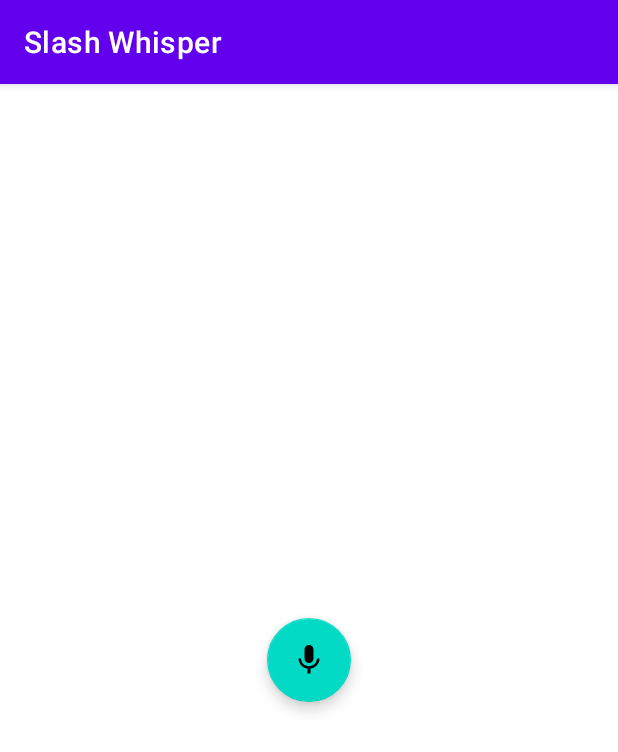
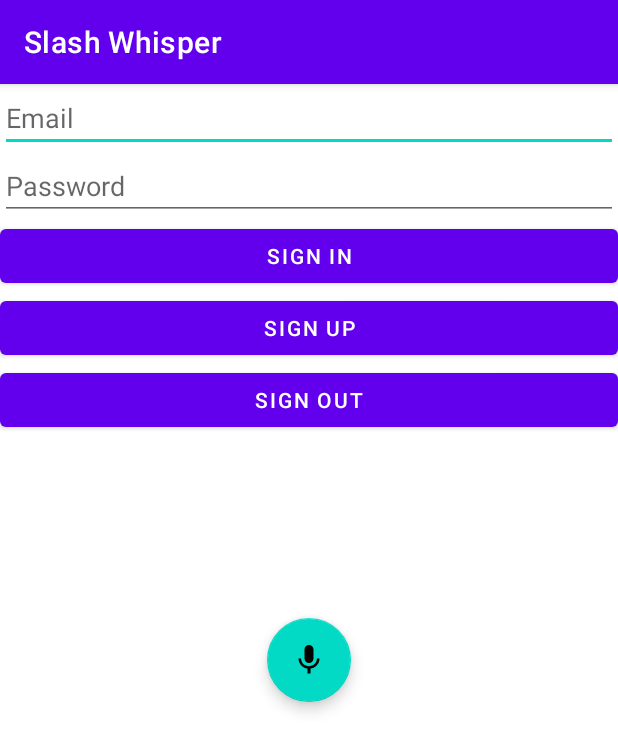
Before and after one commit to Novascone/Slash-Whisper, an Android app: the screen it shows after launch (MainActivity), on a phone screen of 412 x 824 dp. Shown: the top 752 px of the screen. Run offline under Robolectric (Android 15) with nearby library versions, the phone set to English and light mode, and no system bars; our stand-ins replace Firebase (no records; nobody signed in at launch, a user with empty details on screens opened directly).

```diff
--- a/API/src/main/java/com/warrennovasconeslashwhisper/api/viewmodels/UserViewModel.java
+++ b/API/src/main/java/com/warrennovasconeslashwhisper/api/viewmodels/UserViewModel.java
@@ -15,14 +15,14 @@ import com.google.firebase.auth.FirebaseUser;
 public class UserViewModel extends ViewModel {
     FirebaseAuth auth;
     MutableLiveData<User> user = new MutableLiveData<>();
-       // MutableLiveData<RuntimeException> loginError = new MutableLiveData<>();
+    MutableLiveData<RuntimeException> loginError = new MutableLiveData<>();
     public UserViewModel() {
         this.auth = FirebaseAuth.getInstance();
         this.auth.addAuthStateListener(new FirebaseAuth.AuthStateListener() {
             @Override
             public void onAuthStateChanged(@NonNull FirebaseAuth firebaseAuth) {
                 FirebaseUser fbUser = auth.getCurrentUser();
-                //loginError.setValue(null);
+                loginError.setValue(null);
                 if (fbUser == null) {
                     user.setValue(null);
                 } else {
@@ -37,16 +37,15 @@ public class UserViewModel extends ViewModel {
     }
 
     public void signUp(String email, String password) {
-        auth.createUserWithEmailAndPassword(email, password);
-//                .addOnCompleteListener(new OnCompleteListener<AuthResult>() {
-//            @Override
-//            public void onComplete(@NonNull Task<AuthResult> task) {
-//                AuthResult result = task.getResult();
-//                if (result.getUser() == null) {
-//                    loginError.setValue(new RuntimeException("Signup failed"));
-//                }
-//            }
-//        });
+        auth.createUserWithEmailAndPassword(email, password).addOnCompleteListener(new OnCompleteListener<AuthResult>() {
+            @Override
+            public void onComplete(@NonNull Task<AuthResult> task) {
+                AuthResult result = task.getResult();
+                if (result.getUser() == null) {
+                    loginError.setValue(new RuntimeException("Signup failed"));
+                }
+            }
+        });
     }
 
     public void signIn(String email, String password) {
--- a/Slash-Whisper-Phone/src/main/java/com/warrennovasconeslashwhisper/phoneapp/MainActivity.java
+++ b/Slash-Whisper-Phone/src/main/java/com/warrennovasconeslashwhisper/phoneapp/MainActivity.java
@@ -1,6 +1,7 @@
 package com.warrennovasconeslashwhisper.phoneapp;
 
 import androidx.appcompat.app.AppCompatActivity;
+import androidx.lifecycle.ViewModelProvider;
 
 import android.Manifest;
 import android.content.Intent;
@@ -9,8 +10,11 @@ import android.speech.RecognitionListener;
 import android.speech.RecognizerIntent;
 import android.speech.SpeechRecognizer;
 import android.speech.tts.TextToSpeech;
+import android.widget.Button;
+import android.widget.EditText;
 
 import com.warrennovasconeslashwhisper.api.Verify;
+import com.warrennovasconeslashwhisper.api.viewmodels.UserViewModel;
 
 import java.util.ArrayList;
 import java.util.Locale;
@@ -19,11 +23,31 @@ public class MainActivity extends AppCompatActivity {
     public static final int RECORD_CODE = 1;
     private boolean talking = false;
 //    TextToSpeech textSpeech;
+    UserViewModel viewModel;
 
     @Override
     protected void onCreate(Bundle savedInstanceState) {
         super.onCreate(savedInstanceState);
         setContentView(R.layout.activity_main);
+        viewModel = new ViewModelProvider(this).get(UserViewModel.class);
+        EditText email = findViewById(R.id.email);
+        EditText password = findViewById(R.id.password);
+        Button signIn = findViewById(R.id.signIn);
+        Button signUp = findViewById(R.id.signUp);
+
+        signIn.setOnClickListener((view) -> {
+            viewModel.signIn(
+                    email.getText().toString(),
+                    password.getText().toString()
+            );
+        });
+
+        signUp.setOnClickListener((view) -> {
+            viewModel.signUp(
+                    email.getText().toString(),
+                    password.getText().toString()
+            );
+        });
         Verify.verifyPhoneApp();
         requestPermissions(new String[]{Manifest.permission.RECORD_AUDIO},RECORD_CODE);
 //        textSpeech = new TextToSpeech(this, new TextToSpeech.OnInitListener() {
@@ -102,6 +126,14 @@ public class MainActivity extends AppCompatActivity {
         });
 
     }
+    @Override
+    protected void onStart(){
+        super.onStart();
+        viewModel.getUser().observe(this, (user) -> {
+            System.out.println("MY USER");
+            System.out.println(user);
+        });
+    }
 
 
 }
--- a/Slash-Whisper-Phone/src/main/res/layout/activity_main.xml
+++ b/Slash-Whisper-Phone/src/main/res/layout/activity_main.xml
@@ -16,4 +16,45 @@
         app:layout_constraintTop_toTopOf="parent"
         app:srcCompat="@drawable/ic_baseline_mic_24" />
 
+    <LinearLayout
+        android:layout_width="match_parent"
+        android:layout_height="match_parent"
+        android:orientation="vertical">
+
+        <EditText
+            android:id="@+id/email"
+            android:layout_width="match_parent"
+            android:layout_height="wrap_content"
+            android:ems="10"
+            android:hint="Email"
+            android:inputType="textEmailAddress" />
+
+        <EditText
+            android:id="@+id/password"
+            android:layout_width="match_parent"
+            android:layout_height="wrap_content"
+            android:ems="10"
+            android:hint="Password"
+            android:inputType="textPassword" />
+
+        <Button
+            android:id="@+id/signIn"
+            android:layout_width="match_parent"
+            android:layout_height="wrap_content"
+            android:text="Sign In" />
+
+        <Button
+            android:id="@+id/signUp"
+            android:layout_width="match_parent"
+            android:layout_height="wrap_content"
+            android:text="Sign Up" />
+
+        <Button
+            android:id="@+id/signOut"
+            android:layout_width="match_parent"
+            android:layout_height="wrap_content"
+            android:text="Sign Out" />
+
+    </LinearLayout>
+
 </androidx.constraintlayout.widget.ConstraintLayout>
```
